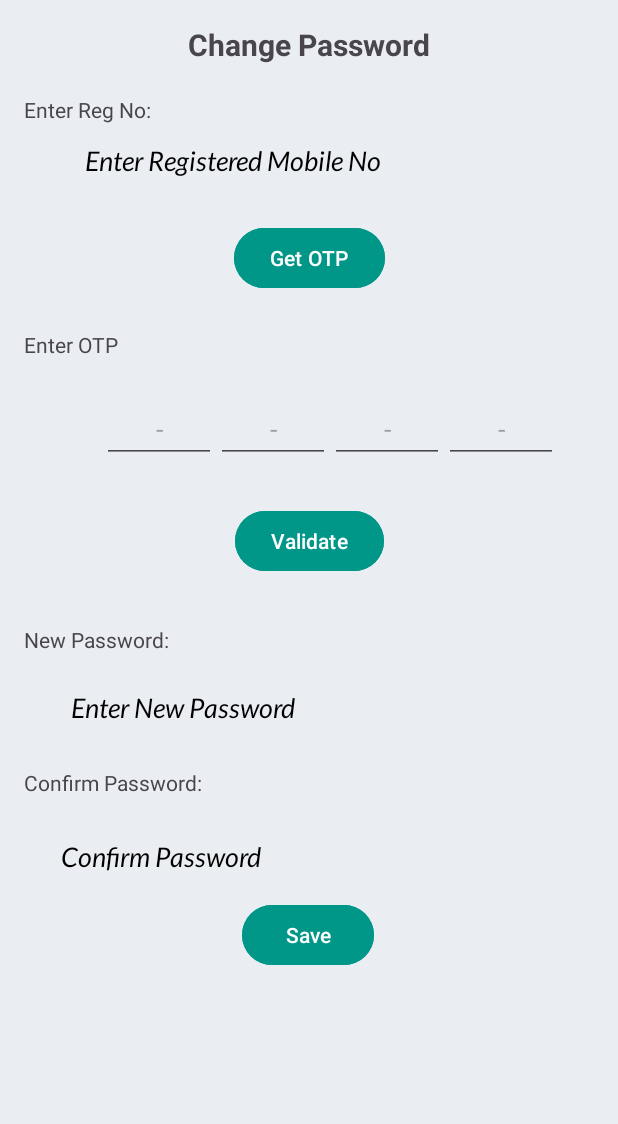
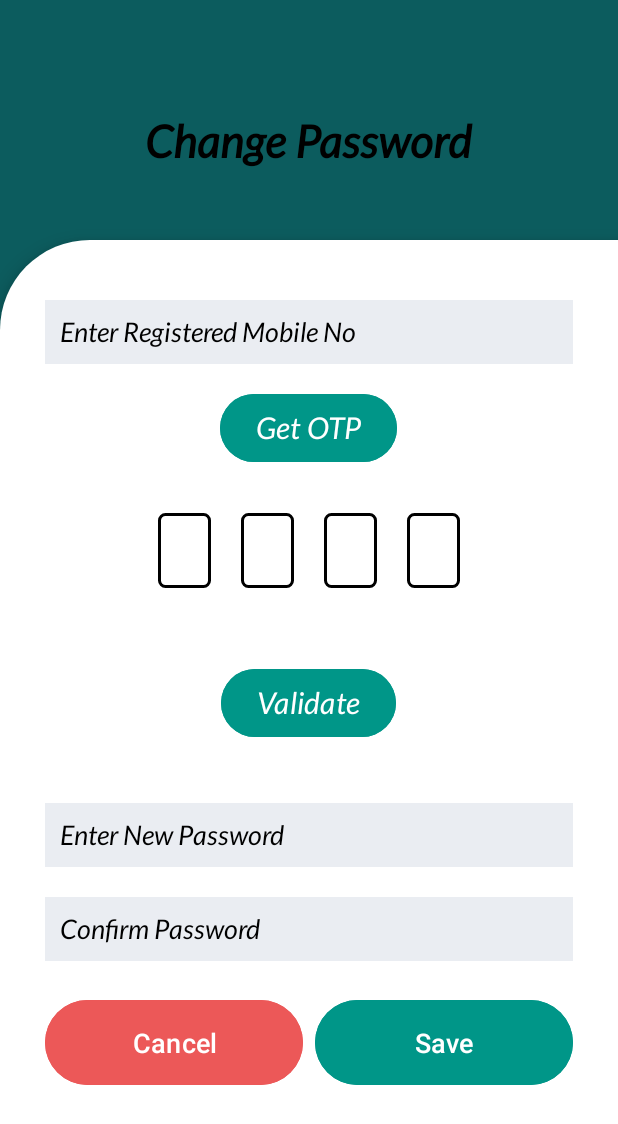
Before and after one commit to himanshi-agarwal/Aliro, an Android app: the layout change_pwd.xml on its own in the app's theme, with its tools: preview values and no code run, on a phone screen of 412 x 824 dp. Shown: the top 1124 px of the screen. Run offline under Robolectric (Android 15) with nearby library versions, the phone set to English and light mode, and no system bars.

Commit message:
Change Password - Gaurav

```diff
--- a/app/src/main/java/com/example/aliro/EmpRegister.kt
+++ b/app/src/main/java/com/example/aliro/EmpRegisterActivity.kt
@@ -5,7 +5,6 @@ import android.os.Bundle
 import android.widget.Button
 import android.widget.EditText
 import android.widget.ImageView
-import android.widget.LinearLayout
 import android.widget.TextView
 import android.widget.Toast
 import androidx.activity.enableEdgeToEdge
@@ -20,7 +19,7 @@ import com.google.android.material.navigation.NavigationView
 import com.google.firebase.Firebase
 import com.google.firebase.storage.storage
 
-class EmpRegister : AppCompatActivity() {
+class EmpRegisterActivity : AppCompatActivity() {
     private lateinit var toolbar : Toolbar
     private lateinit var navView : NavigationView
     private lateinit var drawerToggle: ActionBarDrawerToggle
--- a/app/src/main/java/com/example/aliro/LoginActivity.kt
+++ b/app/src/main/java/com/example/aliro/LoginActivity.kt
@@ -17,6 +17,7 @@ class LoginActivity : AppCompatActivity() {
     private lateinit var password : EditText
     private lateinit var loginButton : Button
     private lateinit var signUpTextView : TextView
+    private lateinit var forgetPass: TextView
 
     private var db = Firebase.firestore
 
@@ -27,6 +28,7 @@ class LoginActivity : AppCompatActivity() {
 
         loginButton = findViewById(R.id.login_button)
         signUpTextView = findViewById(R.id.signupLink)
+        forgetPass = findViewById(R.id.forgotPass)
         username = findViewById(R.id.username)
         password = findViewById(R.id.password)
 
@@ -36,6 +38,10 @@ class LoginActivity : AppCompatActivity() {
 
         loginButton.setOnClickListener(){
             login()
+        }
+
+        forgetPass.setOnClickListener() {
+            startActivity(Intent(this, ChangePasswordActivity:: class.java))
         }
     }
 
--- /dev/null
+++ b/app/src/main/res/drawable/border_otp.xml
@@ -0,0 +1,6 @@
+<?xml version="1.0" encoding="utf-8"?>
+<shape xmlns:android="http://schemas.android.com/apk/res/android">
+    <solid android:color="#FFFFFF"/> <!-- Background color, white in this case -->
+    <corners android:radius="4dp"/> <!-- Rounded corners -->
+    <stroke android:color="#000000" android:width="2dp" />
+</shape>
--- a/app/src/main/res/layout/change_pwd.xml
+++ b/app/src/main/res/layout/change_pwd.xml
@@ -1,11 +1,17 @@
-<androidx.constraintlayout.widget.ConstraintLayout xmlns:android="http://schemas.android.com/apk/res/android"
+<?xml version="1.0" encoding="utf-8"?>
+<RelativeLayout xmlns:android="http://schemas.android.com/apk/res/android"
+    xmlns:app="http://schemas.android.com/apk/res-auto"
     xmlns:tools="http://schemas.android.com/tools"
-    xmlns:app="http://schemas.android.com/apk/res-auto"
     android:layout_width="match_parent"
     android:layout_height="match_parent"
-    android:padding="16dp"
-    android:background="@color/background"
-    tools:layout_editor_absoluteY="25dp">
+    android:background="@drawable/gradient"
+    android:backgroundTint="@color/other">
+
+    <RelativeLayout
+        android:layout_width="match_parent"
+        android:layout_height="wrap_content"
+        android:layout_marginTop="60dp"
+        android:gravity="center">
 
         <TextView
             android:id="@+id/change_password"
@@ -14,113 +20,117 @@
             app:layout_constraintTop_toTopOf="parent"
             android:layout_width="wrap_content"
             android:layout_height="wrap_content"
-        android:paddingBottom="20dp"
+            android:paddingVertical="15dp"
             android:text="Change Password"
-        android:textSize="20sp"
+            android:fontFamily="@font/lato_italic"
+            android:textColor="#000000"
+            android:textSize="30sp"
             android:textStyle="bold" />
 
-    <TextView
-        android:id="@+id/registration"
-        app:layout_constraintStart_toStartOf="parent"
-        app:layout_constraintTop_toBottomOf="@id/change_password"
-        android:layout_width="wrap_content"
+    </RelativeLayout>
+
+    <RelativeLayout
+        android:id="@+id/white_background"
+        android:layout_width="match_parent"
         android:layout_height="wrap_content"
-        android:text="Enter Reg No:" />
+        android:layout_marginTop="160dp"
+        android:background="@drawable/rounded_corners_background"
+        android:clipToPadding="false"
+        android:elevation="8dp"
+        android:paddingTop="0dp">
+
+        <LinearLayout
+            android:layout_width="match_parent"
+            android:layout_height="match_parent"
+            android:orientation="vertical"
+            android:padding="30dp">
 
             <EditText
-        android:id="@+id/et_registration"
-        android:layout_width="319dp"
-        android:layout_height="49dp"
+                android:id="@+id/registration_mobile"
+                android:layout_width="match_parent"
+                android:layout_height="wrap_content"
+                android:background="@color/background"
+                android:fontFamily="@font/lato_italic"
                 android:hint="Enter Registered Mobile No"
                 android:inputType="number"
                 android:padding="10dp"
-        android:fontFamily="@font/lato_italic"
-        android:textColorHint="@color/black"
-        android:background="@color/background"
+                android:layout_marginTop="10dp"
                 android:textColor="@color/black"
-        app:layout_constraintEnd_toEndOf="parent"
-        app:layout_constraintStart_toStartOf="parent"
-        app:layout_constraintTop_toBottomOf="@id/registration" />
+                android:textColorHint="@color/black" />
 
             <Button
-        android:id="@+id/btn_get_otp"
+                android:id="@+id/OTP_btn"
                 android:layout_width="wrap_content"
                 android:layout_height="wrap_content"
+                android:layout_gravity="center"
                 android:layout_marginTop="16dp"
                 android:backgroundTint="@color/approve"
+                android:fontFamily="@font/lato_italic"
+                android:paddingVertical="10dp"
                 android:text="Get OTP"
-        app:layout_constraintEnd_toEndOf="parent"
-        app:layout_constraintStart_toStartOf="parent"
-        app:layout_constraintTop_toBottomOf="@id/et_registration"
+                android:textSize="20sp"
+                android:textColor="@color/white"
                 tools:ignore="HardcodedText" />
 
-    <TextView
-        android:id="@+id/textView3"
-        android:layout_width="wrap_content"
+            <LinearLayout
+                android:layout_width="match_parent"
                 android:layout_height="wrap_content"
-        android:layout_marginTop="24dp"
-        android:text="Enter OTP"
-        app:layout_constraintStart_toStartOf="parent"
-        app:layout_constraintTop_toBottomOf="@id/btn_get_otp" />
-
-
+                android:layout_gravity="center"
+                android:layout_marginVertical="20dp"
+                android:gravity="center"
+                android:orientation="horizontal">
 
                 <EditText
                     android:id="@+id/otp_box_1"
-        android:layout_width="0dp"
-        android:layout_height="wrap_content"
-        android:layout_marginStart="52dp"
-        android:layout_marginTop="24dp"
+                    android:layout_width="35dp"
+                    android:layout_height="50dp"
                     android:gravity="center"
-        android:hint="-"
+                    android:padding="5dp"
+                    android:layout_margin="10dp"
+                    android:textColor="@color/black"
+                    android:textColorHint="@color/black"
                     android:inputType="number"
                     android:maxLength="1"
-        app:layout_constraintStart_toStartOf="parent"
-        app:layout_constraintTop_toBottomOf="@id/textView3"
-        app:layout_constraintWidth_percent="0.2"
-        tools:ignore="TouchTargetSizeCheck" />
+                    android:background="@drawable/border_otp"/>
 
                 <EditText
                     android:id="@+id/otp_box_2"
-        android:layout_width="0dp"
-        android:layout_height="wrap_content"
+                    android:layout_width="35dp"
+                    android:layout_height="50dp"
                     android:gravity="center"
-        android:hint="-"
+                    android:padding="5dp"
+                    android:layout_margin="10dp"
+                    android:textColor="@color/black"
+                    android:textColorHint="@color/black"
                     android:inputType="number"
                     android:maxLength="1"
-        app:layout_constraintStart_toEndOf="@id/otp_box_1"
-        app:layout_constraintTop_toTopOf="@id/otp_box_1"
-        app:layout_constraintWidth_percent="0.2"
-        tools:ignore="TouchTargetSizeCheck" />
-
+                    android:background="@drawable/border_otp"/>
 
                 <EditText
                     android:id="@+id/otp_box_3"
-        android:layout_width="0dp"
-        android:layout_height="wrap_content"
+                    android:layout_width="35dp"
+                    android:layout_height="50dp"
                     android:gravity="center"
-        android:hint="-"
+                    android:padding="5dp"
+                    android:layout_margin="10dp"
+                    android:textColor="@color/black"
+                    android:textColorHint="@color/black"
                     android:inputType="number"
                     android:maxLength="1"
-        app:layout_constraintStart_toEndOf="@id/otp_box_2"
-        app:layout_constraintTop_toTopOf="@id/otp_box_1"
-        app:layout_constraintWidth_percent="0.2"
-        tools:ignore="TouchTargetSizeCheck" />
-
+                    android:background="@drawable/border_otp"/>
 
                 <EditText
                     android:id="@+id/otp_box_4"
-        android:layout_width="0dp"
-        android:layout_height="wrap_content"
+                    android:layout_width="35dp"
+                    android:layout_height="50dp"
                     android:gravity="center"
-        android:hint="-"
+                    android:padding="5dp"
+                    android:layout_margin="10dp"
+                    android:textColor="@color/black"
+                    android:textColorHint="@color/black"
                     android:inputType="number"
                     android:maxLength="1"
-        app:layout_constraintStart_toEndOf="@id/otp_box_3"
-        app:layout_constraintTop_toTopOf="@id/otp_box_1"
-        app:layout_constraintWidth_percent="0.2"
-        tools:ignore="TouchTargetSizeCheck" />
-
+                    android:background="@drawable/border_otp"/>
 
                 <androidx.constraintlayout.widget.Group
                     android:id="@+id/otp_group"
@@ -128,81 +138,77 @@
                     android:layout_height="wrap_content"
                     app:constraint_referenced_ids="otp_box_1,otp_box_2,otp_box_3,otp_box_4" />
 
+            </LinearLayout>
+
             <Button
-        android:id="@+id/btn_validate"
+                android:id="@+id/validate_btn"
                 android:layout_width="wrap_content"
                 android:layout_height="wrap_content"
-        android:layout_marginTop="28dp"
+                android:layout_gravity="center"
+                android:layout_marginVertical="20dp"
                 android:backgroundTint="@color/approve"
+                android:fontFamily="@font/lato_italic"
                 android:text="Validate"
-        app:layout_constraintEnd_toEndOf="parent"
-        app:layout_constraintHorizontal_bias="0.501"
-        app:layout_constraintStart_toStartOf="parent"
-        app:layout_constraintTop_toBottomOf="@id/otp_box_1" />
-
-    <TextView
-        android:id="@+id/new_password"
-        android:layout_width="wrap_content"
-        android:layout_height="wrap_content"
-        android:layout_marginTop="32dp"
-        android:text="New Password:"
-        app:layout_constraintStart_toStartOf="parent"
-        app:layout_constraintTop_toBottomOf="@id/btn_validate" />
+                android:paddingVertical="10dp"
+                android:textSize="20sp"
+                android:textColor="@color/white"/>
 
             <EditText
-        android:id="@+id/et_new_password"
-        android:layout_width="343dp"
-        android:layout_height="48dp"
-        android:layout_marginTop="12dp"
+                android:id="@+id/new_password"
+                android:layout_width="match_parent"
+                android:layout_height="wrap_content"
+                android:layout_marginTop="20dp"
+                android:background="@color/background"
+                android:fontFamily="@font/lato_italic"
                 android:hint="Enter New Password"
                 android:inputType="textPassword"
                 android:padding="10dp"
-        android:fontFamily="@font/lato_italic"
-        android:textColorHint="@color/black"
-        android:background="@color/background"
                 android:textColor="@color/black"
-        app:layout_constraintEnd_toEndOf="parent"
-        app:layout_constraintHorizontal_bias="0.583"
-        app:layout_constraintStart_toStartOf="parent"
-        app:layout_constraintTop_toBottomOf="@id/new_password" />
-
-    <TextView
-        android:id="@+id/confirm_password"
-        android:layout_width="wrap_content"
-        android:layout_height="wrap_content"
-        android:layout_marginTop="16dp"
-        android:text="Confirm Password:"
-        app:layout_constraintStart_toStartOf="parent"
-        app:layout_constraintTop_toBottomOf="@id/et_new_password" />
+                android:textColorHint="@color/black" />
 
             <EditText
-        android:id="@+id/et_confirm_password"
-        android:layout_width="350dp"
-        android:layout_height="48dp"
-        android:layout_marginTop="16dp"
+                android:id="@+id/confirm_password"
+                android:layout_width="match_parent"
+                android:layout_height="wrap_content"
+                android:layout_marginTop="20dp"
+                android:background="@color/background"
+                android:fontFamily="@font/lato_italic"
                 android:hint="Confirm Password"
                 android:inputType="textPassword"
                 android:padding="10dp"
-        android:fontFamily="@font/lato_italic"
-        android:textColorHint="@color/black"
-        android:background="@color/background"
                 android:textColor="@color/black"
-        app:layout_constraintEnd_toEndOf="parent"
-        app:layout_constraintHorizontal_bias="0.482"
-        app:layout_constraintStart_toStartOf="parent"
-        app:layout_constraintTop_toBottomOf="@id/confirm_password" />
+                android:textColorHint="@color/black" />
+
+            <LinearLayout
+                android:layout_width="match_parent"
+                android:layout_height="wrap_content"
+                android:layout_gravity="center_horizontal"
+                android:layout_marginTop="22dp"
+                android:orientation="horizontal">
 
                 <Button
-        android:id="@+id/btn_submit"
-        android:layout_width="wrap_content"
+                    android:id="@+id/cancel"
+                    android:layout_width="0dp"
                     android:layout_height="wrap_content"
-        android:layout_marginTop="4dp"
+                    android:layout_weight="1"
+                    android:backgroundTint="@color/cancel"
+                    android:text="Cancel"
+                    android:textColor="@color/white"
+                    android:textSize="18sp"
+                    android:padding="16dp"
+                    android:layout_marginEnd="8dp" />
+
+                <Button
+                    android:id="@+id/save"
+                    android:layout_width="0dp"
+                    android:layout_height="wrap_content"
+                    android:layout_weight="1"
                     android:backgroundTint="@color/approve"
                     android:text="Save"
-        app:layout_constraintEnd_toEndOf="parent"
-        app:layout_constraintHorizontal_bias="0.498"
-        app:layout_constraintStart_toStartOf="parent"
-        app:layout_constraintTop_toBottomOf="@id/et_confirm_password"
-        tools:ignore="HardcodedText" />
-
-</androidx.constraintlayout.widget.ConstraintLayout>
+                    android:textColor="@color/white"
+                    android:textSize="18sp"
+                    android:padding="16dp"/>
+            </LinearLayout>
+        </LinearLayout>
+    </RelativeLayout>
+</RelativeLayout>
--- a/app/src/main/res/layout/login.xml
+++ b/app/src/main/res/layout/login.xml
@@ -110,6 +110,7 @@
                 android:layout_width="match_parent"
                 android:layout_height="wrap_content"
                 android:text="Forgot Password? Get OTP"
+                android:layout_marginTop="10dp"
                 android:layout_marginBottom="16dp"
                 android:textColor="#000000"
                 android:fontFamily="@font/lato_italic"
--- a/app/src/main/res/layout/signup.xml
+++ b/app/src/main/res/layout/signup.xml
@@ -1,3 +1,4 @@
+<?xml version="1.0" encoding="utf-8"?>
 <RelativeLayout xmlns:android="http://schemas.android.com/apk/res/android"
     xmlns:app="http://schemas.android.com/apk/res-auto"
     xmlns:tools="http://schemas.android.com/tools"
```
Also changed, not shown: app/src/main/AndroidManifest.xml (+12 -1 lines), app/src/main/java/com/example/aliro/ChangePasswordActivity.kt (added, +172 -0 lines), app/src/main/java/com/example/aliro/ChangePwd.kt (deleted, +0 -110 lines), app/src/main/java/com/example/aliro/EmpHomeActivity.kt (line endings or trailing spaces). Lines whose indentation alone changed are shown as unchanged.
